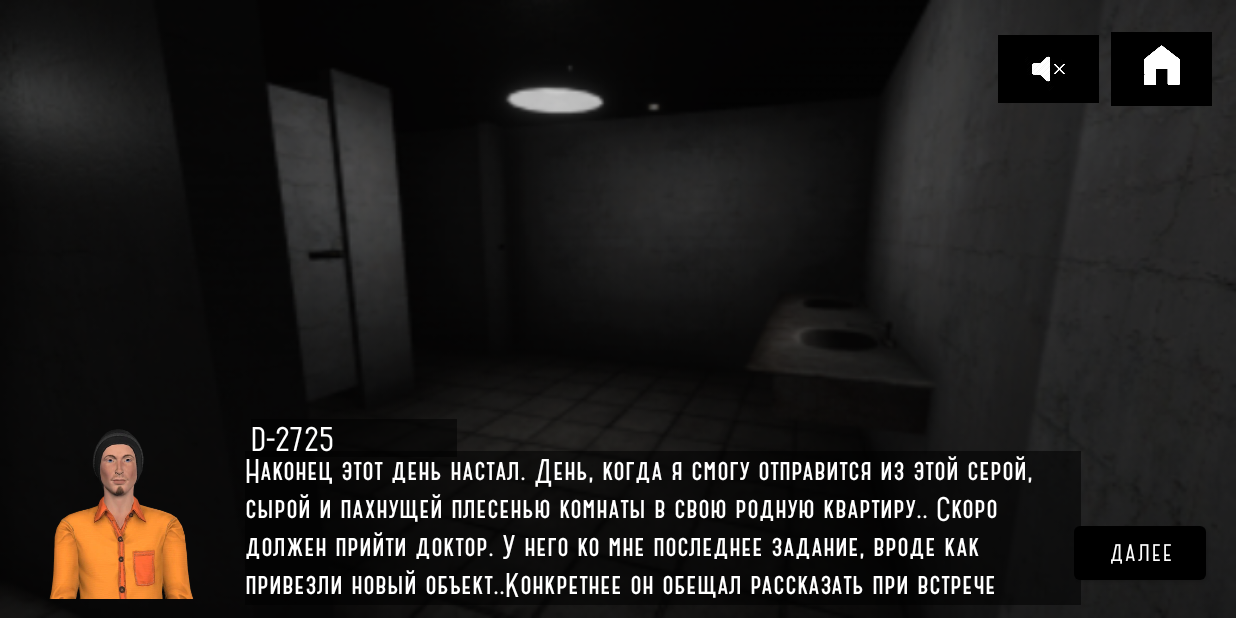
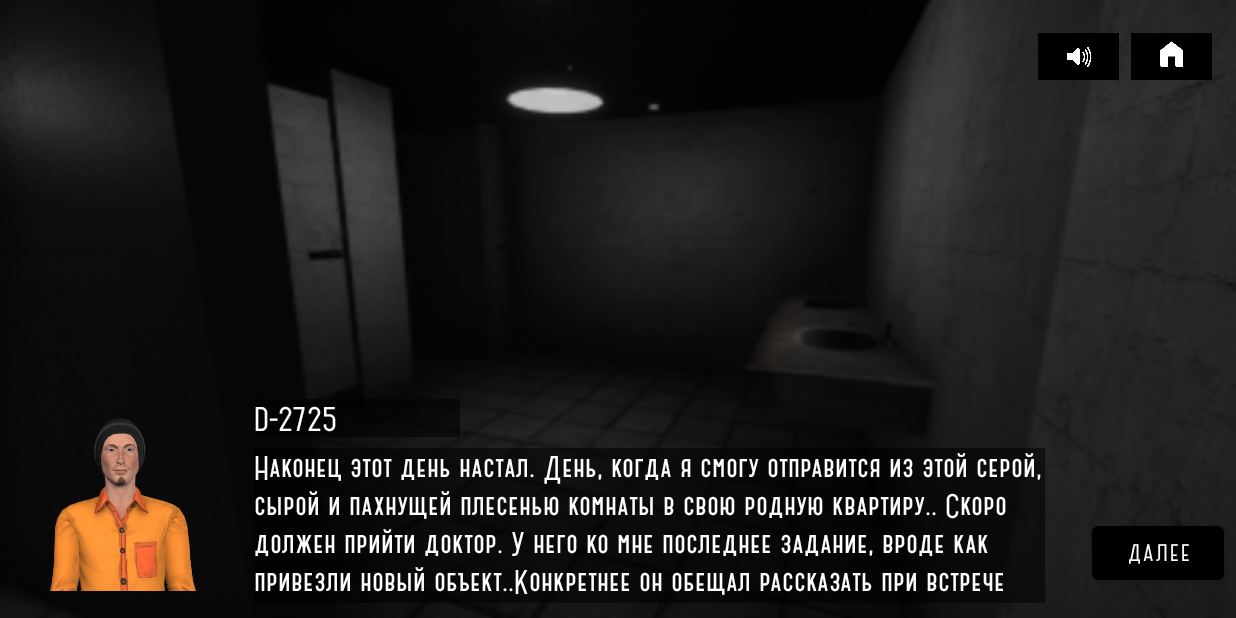
Before and after one commit to NataliaPopova127/SCP-096App, an Android app: the screen it shows after launch (ActionActivity), after a tap on "НАЧАТЬ", on a phone screen of 824 x 412 dp (held sideways). Run offline under Robolectric (Android 15) with nearby library versions, the phone set to English and light mode, and no system bars; Roboto replaces fonts that are not available here; 1 other tap on this screen came first.

Commit message:
fix some problems

```diff
--- a/app/src/main/java/com/example/scp_096App/ActionActivity.kt
+++ b/app/src/main/java/com/example/scp_096App/ActionActivity.kt
@@ -26,18 +26,13 @@ class ActionActivity : AppCompatActivity() {
 
         tvText.setText(R.string.text1)
         getWindow().getDecorView().setSystemUiVisibility(View.SYSTEM_UI_FLAG_HIDE_NAVIGATION)
-
-        var result : Bundle? = intent.extras
-        if(result != null){
-            isMusic = result.getBoolean("isMusic")
-        }
+        getWindow().setNavigationBarColor(getResources().getColor(R.color.black));
 
         mainAccentMusic  = MediaPlayer.create(this, R.raw.step_sound)
         mainSplashMusic = MediaPlayer.create(this, R.raw.main_theme)
-        if(!mainSplashMusic.isPlaying && isMusic)
+        if(!mainSplashMusic.isPlaying)
             mainSplashMusic.start()
-        if(!isMusic)
-            ivButtonMusic.setImageResource(R.drawable.btn_not_music)
+
         mainSplashMusic.isLooping = true
 
     }
@@ -230,7 +225,7 @@ class ActionActivity : AppCompatActivity() {
         }
     }
 
-    fun tvTextClick(view: View){
+    fun btnContinueClick(view: View){
 
         if(tvText.text == getString(R.string.text1)){
             newScene(getString(R.string.text2), getString(R.string.name_security),
--- a/app/src/main/java/com/example/scp_096App/MainActivity.kt
+++ b/app/src/main/java/com/example/scp_096App/MainActivity.kt
@@ -1,15 +1,13 @@
 package com.example.scp_096App
+
 
 import android.content.Intent
 import android.media.MediaPlayer
-import androidx.appcompat.app.AppCompatActivity
 import android.os.Bundle
 import android.view.View
-import kotlinx.android.synthetic.main.activity_action.*
+import android.widget.Toast
+import androidx.appcompat.app.AppCompatActivity
 
-
-import kotlinx.android.synthetic.main.activity_main.*
-import kotlinx.android.synthetic.main.activity_main.ivButtonMusic
 
 class MainActivity : AppCompatActivity() {
     lateinit var mainSplashMusic : MediaPlayer
@@ -21,6 +19,7 @@ class MainActivity : AppCompatActivity() {
         setContentView(R.layout.activity_main)
 
         getWindow().getDecorView().setSystemUiVisibility(View.SYSTEM_UI_FLAG_HIDE_NAVIGATION)
+        getWindow().setNavigationBarColor(getResources().getColor(R.color.black));
 
         var result : Bundle? = intent.extras
         if(result != null){
@@ -28,19 +27,26 @@ class MainActivity : AppCompatActivity() {
         }
 
         mainSplashMusic  = MediaPlayer.create(this, R.raw.splash_theme)
-        if(!mainSplashMusic.isPlaying && isMusic)
+        if(!mainSplashMusic.isPlaying)
             mainSplashMusic.start()
-        if(!isMusic)
-            ivButtonMusic.setImageResource(R.drawable.btn_not_music)
         mainSplashMusic.isLooping = true
     }
-
+    override fun onStop() {
+        super.onStop()
+        try{
+            if(mainSplashMusic.isPlaying ){
+                mainSplashMusic.stop()
+            }
+        }
+        catch(e : Exception){
+            Toast.makeText(this, e.message, Toast.LENGTH_LONG).show()
+        }
+    }
 
     fun startMenuClick(view : View){
         if(mainSplashMusic.isPlaying)
             mainSplashMusic.stop()
         val intent : Intent = Intent(this@MainActivity, ActionActivity::class.java)
-        intent.putExtra("isMusic", isMusic)
         startActivity(intent)
         finish()
     }
@@ -48,18 +54,7 @@ class MainActivity : AppCompatActivity() {
     fun btnAboutProgramClick(view: View) {
         val intent : Intent = Intent(this@MainActivity, AboutProgramActivity::class.java)
         startActivity(intent)
-        finish()
+
     }
-    fun ivButtonMusicClick(view : View){
-        if(isMusic){
-            ivButtonMusic.setImageResource(R.drawable.btn_not_music)
-            mainSplashMusic.pause()
-            isMusic = false
-        }
-        else{
-            ivButtonMusic.setImageResource(R.drawable.btn_music)
-            mainSplashMusic.start()
-            isMusic = true
-        }
-    }
+
 }
--- a/app/src/main/res/layout/activity_action.xml
+++ b/app/src/main/res/layout/activity_action.xml
@@ -25,19 +25,21 @@
     <TextView
         android:id="@+id/tvText"
         style="@style/style_my"
-        android:layout_width="557dp"
-        android:layout_height="wrap_content"
+        android:layout_width="527dp"
+        android:layout_height="103dp"
+        android:layout_marginEnd="32dp"
         android:text="@string/text1"
         app:layout_constraintBottom_toBottomOf="parent"
         app:layout_constraintEnd_toStartOf="@+id/btnContinue"
+        app:layout_constraintHorizontal_bias="0.0"
         app:layout_constraintStart_toStartOf="@+id/tvName"
         app:layout_constraintTop_toTopOf="parent"
-        app:layout_constraintVertical_bias="0.973" />
+        app:layout_constraintVertical_bias="0.967" />
 
     <ImageView
         android:id="@+id/imgAvatar"
-        android:layout_width="113dp"
-        android:layout_height="119dp"
+        android:layout_width="115dp"
+        android:layout_height="133dp"
         android:layout_marginStart="24dp"
         app:layout_constraintBottom_toBottomOf="parent"
         app:layout_constraintStart_toStartOf="parent"
@@ -47,17 +49,19 @@
 
     <TextView
         android:id="@+id/tvName"
+        style="@style/style_my"
         android:layout_width="137dp"
         android:layout_height="25dp"
         android:layout_marginStart="30dp"
+        android:layout_marginBottom="8dp"
+
         android:text="@string/name_my"
-        style="@style/style_my"
-
         app:layout_constraintBottom_toTopOf="@+id/tvText"
         app:layout_constraintEnd_toEndOf="parent"
         app:layout_constraintHorizontal_bias="0.0"
         app:layout_constraintStart_toEndOf="@+id/imgAvatar"
-        app:layout_constraintTop_toTopOf="@+id/imgAvatar" />
+        app:layout_constraintTop_toTopOf="@+id/imgAvatar"
+        app:layout_constraintVertical_bias="0.941" />
 
     <ImageView
         android:id="@+id/imgBox"
@@ -122,37 +126,37 @@
         android:id="@+id/btnContinue"
         android:layout_width="wrap_content"
         android:layout_height="wrap_content"
-        android:layout_marginEnd="20dp"
+        android:layout_marginEnd="8dp"
+        android:onClick="btnContinueClick"
         android:text="Далее"
         app:layout_constraintBottom_toBottomOf="parent"
         app:layout_constraintEnd_toEndOf="parent"
         app:layout_constraintTop_toTopOf="parent"
-        app:layout_constraintVertical_bias="0.947"
-        android:onClick="tvTextClick"/>
+        app:layout_constraintVertical_bias="0.947" />
 
     <ImageView
         android:id="@+id/ivButtonMainMenu"
-        android:layout_width="67dp"
-        android:layout_height="49dp"
+        android:layout_width="54dp"
+        android:layout_height="31dp"
         android:layout_marginEnd="16dp"
+        android:background="@color/black"
         android:onClick="ivButtonMainMenuClick"
         app:layout_constraintBottom_toBottomOf="parent"
         app:layout_constraintEnd_toEndOf="parent"
         app:layout_constraintTop_toTopOf="@+id/ivButtonMusic"
         app:layout_constraintVertical_bias="0.0"
-        app:srcCompat="@drawable/button_menu"
-        android:background="@color/black"/>
+        app:srcCompat="@drawable/button_menu" />
 
     <ImageView
         android:id="@+id/ivButtonMusic"
-        android:layout_width="67dp"
-        android:layout_height="49dp"
+        android:layout_width="54dp"
+        android:layout_height="31dp"
         android:layout_marginEnd="8dp"
         android:onClick="ivButtonMusicClick"
         app:layout_constraintBottom_toBottomOf="parent"
         app:layout_constraintEnd_toStartOf="@+id/ivButtonMainMenu"
         app:layout_constraintTop_toTopOf="parent"
-        app:layout_constraintVertical_bias="0.058"
+        app:layout_constraintVertical_bias="0.057"
         app:srcCompat="@drawable/btn_music"
-        />
+        android:background="@color/black"/>
 </androidx.constraintlayout.widget.ConstraintLayout>
--- a/app/src/main/res/values/strings.xml
+++ b/app/src/main/res/values/strings.xml
@@ -1,14 +1,12 @@
 <resources>
     <string name="app_name">SCP-096</string>
-    <string name="educationButton">Нажмите кнопку "\Далее"\, чтобы перейти на следующий слайд</string>
-    <string name="main_menu_text">Нажмите на экран, чтобы начать</string>
     <string name="music_text">Мелодии: \n
         Static - Five nights at Freddys\n
         Jay Varton - Final Examination (OST из "Игра на выживание")\n
     </string>
 
     <string name="pictures_text">Все изображения взяты из открытого доступа: Google картинки и YouTube
-        (прохождение игры "\(dont) open your eyes)"\
+        (прохождение игры \"(dont) open your eyes)\"
     </string>
 
     <string name="text_about_program">Вы играете от лица сотрудника класса D фонда scp. Их используют
```
Also changed, not shown: app/src/main/java/com/example/scp_096App/AboutProgramActivity.kt (+19 -0 lines), app/src/main/res/layout/activity_main.xml (+0 -12 lines).
